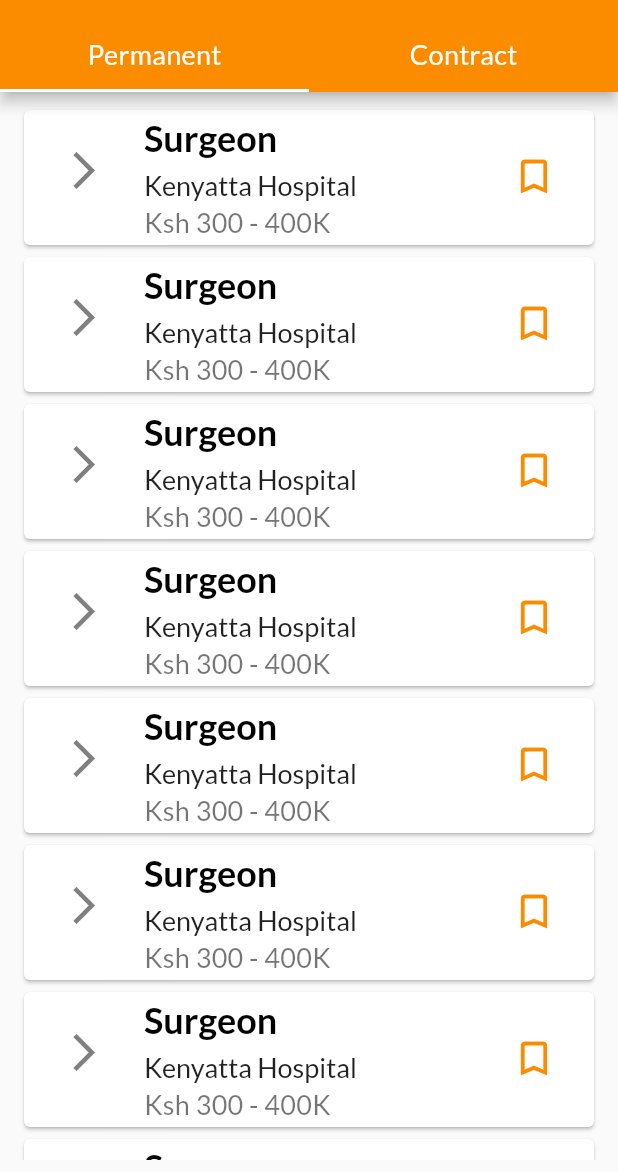
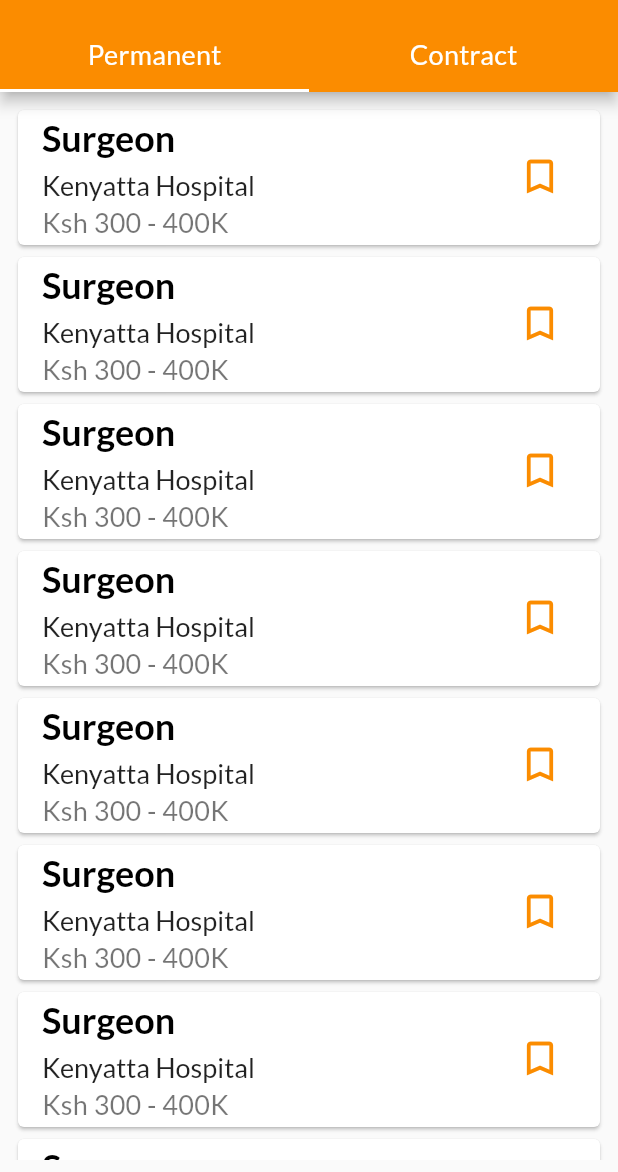
Before and after one commit to CarltonK/doctors_of_kenya, a Flutter app: the HomeScreen screen opened directly, in the side drawer, after a tap on "Employment Opportunities", on a phone screen of 412 x 824 dp, the part 64-1236 px from its top. Run offline on Flutter 3.47's test engine with Material 2 defaults, Android fonts, the phone set to English and light mode, and no system bars; our stand-ins replace cached_network_image, firebase_core, flutter_spinkit, google_fonts; accounts and stored records are empty; network calls fail.

Commit message:
uniform padding on all pages

```diff
--- a/lib/screens/home/emploment_opportunities/permanent_employment_screen.dart
+++ b/lib/screens/home/emploment_opportunities/permanent_employment_screen.dart
@@ -5,7 +5,7 @@ class PermanentEmploymentScreen extends StatelessWidget {
   @override
   Widget build(BuildContext context) {
     return Padding(
-      padding: const EdgeInsets.symmetric(horizontal: 12, vertical: 8),
+      padding: const EdgeInsets.symmetric(horizontal: 8, vertical: 8),
       child: ListView(
         children: [
           JobPostCard(),
--- a/lib/widgets/job_post_card.dart
+++ b/lib/widgets/job_post_card.dart
@@ -7,12 +7,6 @@ class JobPostCard extends StatelessWidget {
     return Card(
       child: ListTile(
         onTap: () => print("I want to view this job"),
-        leading: CircleButton(
-          icon: Icons.arrow_forward_ios,
-          iconSize: 30,
-          color: Colors.black.withOpacity(0.5),
-          onPressed: null,
-        ),
         title: Text(
           "Surgeon",
           style: Theme.of(context).textTheme.headline4,
--- a/lib/widgets/practitioner_card.dart
+++ b/lib/widgets/practitioner_card.dart
@@ -10,8 +10,8 @@ class PractitionerCard extends StatelessWidget {
       width: 120,
       decoration: BoxDecoration(
         borderRadius: BorderRadius.only(
-          topLeft: Radius.circular(26),
-          bottomRight: Radius.circular(16),
+          topLeft: Radius.circular(16),
+          bottomRight: Radius.circular(8),
         ),
         color: Colors.orange[300],
       ),
@@ -30,12 +30,15 @@ class PractitionerCard extends StatelessWidget {
       width: 120,
       margin: const EdgeInsets.only(left: 20),
       decoration: BoxDecoration(
-          shape: BoxShape.circle,
-          color: Colors.orange[300],
-          image: DecorationImage(
-              fit: BoxFit.cover,
-              image: CachedNetworkImageProvider(
-                  'https://images.unsplash.com/photo-1582750433449-648ed127bb54?ixid=MXwxMjA3fDB8MHxwaG90by1wYWdlfHx8fGVufDB8fHw%3D&ixlib=rb-1.2.1&auto=format&fit=crop&w=634&q=80'))),
+        shape: BoxShape.circle,
+        color: Colors.orange[300],
+        image: DecorationImage(
+          fit: BoxFit.cover,
+          image: CachedNetworkImageProvider(
+            'https://images.unsplash.com/photo-1582750433449-648ed127bb54?ixid=MXwxMjA3fDB8MHxwaG90by1wYWdlfHx8fGVufDB8fHw%3D&ixlib=rb-1.2.1&auto=format&fit=crop&w=634&q=80',
+          ),
+        ),
+      ),
     );
   }
 
@@ -68,12 +71,12 @@ class PractitionerCard extends StatelessWidget {
     Size size = MediaQuery.of(context).size;
     return Card(
       shape: RoundedRectangleBorder(
-        borderRadius: BorderRadius.circular(16),
+        borderRadius: BorderRadius.circular(8),
       ),
       child: Container(
         width: size.width,
         decoration: BoxDecoration(
-          borderRadius: BorderRadius.circular(16),
+          borderRadius: BorderRadius.circular(8),
           color: Theme.of(context).accentColor,
         ),
         height: 200,
```
